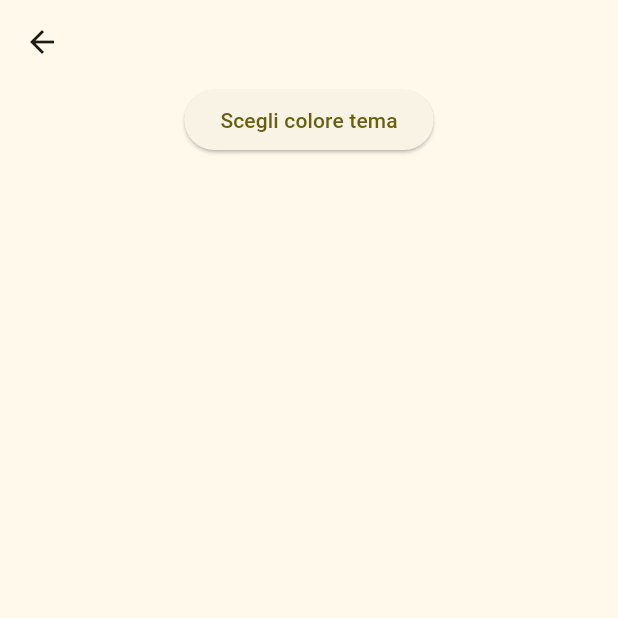
After one commit to Asciugano/todo_app_flutter, a Flutter app: the screen it shows after launch, after a tap on "Get Started", after a tap on the "settings" icon, on a phone screen of 412 x 824 dp, the top half of it. The commit adds this screen. Run offline on Flutter 3.47's test engine with Material 3 defaults, Android fonts, the light colour scheme and no system bars; our stand-ins replace flutter_colorpicker, lottie, shared_preferences.

Commit message:
aggiunto il colorPicker e la possibilita di cambiare il tema dell app

```diff
--- a/lib/data/constraints.dart
+++ b/lib/data/constraints.dart
@@ -3,3 +3,7 @@ class KPage {
   static const int todoPageIndex = 1;
   static const int profilePageIndex = 2;
 }
+
+class KKeys {
+  static const String themeColorKey = 'themeColorKey';
+}
--- a/lib/data/notifiers.dart
+++ b/lib/data/notifiers.dart
@@ -3,3 +3,4 @@ import 'package:todo_app_flutter/data/classes/todo_item.dart';
 
 ValueNotifier<int> currentPageNotifier = ValueNotifier(0);
 ValueNotifier<List<TodoItem>> todoListNotifier = ValueNotifier([]);
+ValueNotifier<Color> themeColorNotifier = ValueNotifier(Colors.transparent);
--- a/lib/main.dart
+++ b/lib/main.dart
@@ -1,4 +1,7 @@
 import 'package:flutter/material.dart';
+import 'package:shared_preferences/shared_preferences.dart';
+import 'package:todo_app_flutter/data/constraints.dart';
+import 'package:todo_app_flutter/data/notifiers.dart';
 import 'package:todo_app_flutter/views/pages/welcome_page.dart';
 
 void main() {
@@ -14,23 +17,45 @@ class MyApp extends StatefulWidget {
 
 class _MyAppState extends State<MyApp> {
   @override
+  void initState() {
+    loadThemeColor();
+    super.initState();
+  }
+
+  Future loadThemeColor() async {
+    final prefs = await SharedPreferences.getInstance();
+    final int? intColor = prefs.getInt(KKeys.themeColorKey);
+
+    if (intColor != null) {
+      themeColorNotifier.value = Color(intColor);
+    } else {
+      themeColorNotifier.value = Colors.yellow;
+    }
+  }
+
+  @override
   Widget build(BuildContext context) {
+    return ValueListenableBuilder(
+      valueListenable: themeColorNotifier,
+      builder: (context, themeColor, child) {
         return MaterialApp(
           debugShowCheckedModeBanner: false,
           theme: ThemeData(
             colorScheme: ColorScheme.fromSeed(
-          seedColor: Colors.yellow,
+              seedColor: themeColor,
               brightness: Brightness.light,
             ),
           ),
           darkTheme: ThemeData(
             colorScheme: ColorScheme.fromSeed(
-          seedColor: Colors.yellow,
+              seedColor: themeColor,
               brightness: Brightness.dark,
             ),
           ),
           themeMode: ThemeMode.system,
           home: WelcomePage(),
         );
+      },
+    );
   }
 }
--- /dev/null
+++ b/lib/views/pages/setting_page.dart
@@ -0,0 +1,31 @@
+import 'package:flutter/material.dart';
+import 'package:shared_preferences/shared_preferences.dart';
+import 'package:todo_app_flutter/data/constraints.dart';
+import 'package:todo_app_flutter/data/notifiers.dart';
+import 'package:todo_app_flutter/views/widgets/color_picker.dart';
+
+class SettingPage extends StatelessWidget {
+  const SettingPage({super.key});
+
+  @override
+  Widget build(BuildContext context) {
+    return Scaffold(
+      appBar: AppBar(),
+      body: Column(
+        children: [
+          Center(
+            child: ThemeColorPicker(
+              initialColor: Colors.yellow,
+              onColorSelected: (color) async {
+                final prefs = await SharedPreferences.getInstance();
+                await prefs.setInt(KKeys.themeColorKey, color.value);
+
+                themeColorNotifier.value = color;
+              },
+            ),
+          ),
+        ],
+      ),
+    );
+  }
+}
--- a/lib/views/widget_tree.dart
+++ b/lib/views/widget_tree.dart
@@ -4,6 +4,7 @@ import 'package:todo_app_flutter/data/notifiers.dart';
 import 'package:todo_app_flutter/views/pages/creation_page.dart';
 import 'package:todo_app_flutter/views/pages/home_page.dart';
 import 'package:todo_app_flutter/views/pages/profile_page.dart';
+import 'package:todo_app_flutter/views/pages/setting_page.dart';
 import 'package:todo_app_flutter/views/pages/todo_page.dart';
 import 'package:todo_app_flutter/views/widgets/navbar_widget.dart';
 
@@ -22,9 +23,9 @@ class WidgetTree extends StatelessWidget {
             onPressed:
                 () => Navigator.push(
                   context,
-                  MaterialPageRoute(builder: (context) => CreationPage()),
+                  MaterialPageRoute(builder: (context) => SettingPage()),
                 ),
-            icon: Icon(Icons.add),
+            icon: Icon(Icons.settings),
           ),
         ],
       ),
--- /dev/null
+++ b/lib/views/widgets/color_picker.dart
@@ -0,0 +1,63 @@
+import 'package:flutter/material.dart';
+import 'package:flutter_colorpicker/flutter_colorpicker.dart';
+
+class ThemeColorPicker extends StatefulWidget {
+  final Color initialColor;
+  final ValueChanged<Color> onColorSelected;
+
+  const ThemeColorPicker({
+    required this.initialColor,
+    required this.onColorSelected,
+    super.key,
+  });
+
+  @override
+  State<ThemeColorPicker> createState() => _ThemeColorPickerState();
+}
+
+class _ThemeColorPickerState extends State<ThemeColorPicker> {
+  late Color currentColor;
+
+  @override
+  void initState() {
+    super.initState();
+    currentColor = widget.initialColor;
+  }
+
+  void pickColor(BuildContext context) {
+    showDialog(
+      context: context,
+      builder: (_) => AlertDialog(
+        title: const Text('Scegli un colore'),
+        content: SingleChildScrollView(
+          child: ColorPicker(
+            pickerColor: currentColor,
+            onColorChanged: (color) => setState(() => currentColor = color),
+            enableAlpha: false,
+          ),
+        ),
+        actions: [
+          TextButton(
+            onPressed: () => Navigator.of(context).pop(),
+            child: const Text('Annulla'),
+          ),
+          ElevatedButton(
+            onPressed: () {
+              widget.onColorSelected(currentColor);
+              Navigator.of(context).pop();
+            },
+            child: const Text('Conferma'),
+          ),
+        ],
+      ),
+    );
+  }
+
+  @override
+  Widget build(BuildContext context) {
+    return ElevatedButton(
+      onPressed: () => pickColor(context),
+      child: const Text('Scegli colore tema'),
+    );
+  }
+}
--- a/pubspec.yaml
+++ b/pubspec.yaml
@@ -35,6 +35,8 @@ dependencies:
   # Use with the CupertinoIcons class for iOS style icons.
   cupertino_icons: ^1.0.8
   lottie: ^3.3.1
+  shared_preferences: ^2.5.3
+  flutter_colorpicker: ^1.1.0
 
 dev_dependencies:
   flutter_test:
```
Also changed, not shown: pubspec.lock, 4 other files. Lines whose indentation alone changed are shown as unchanged.
